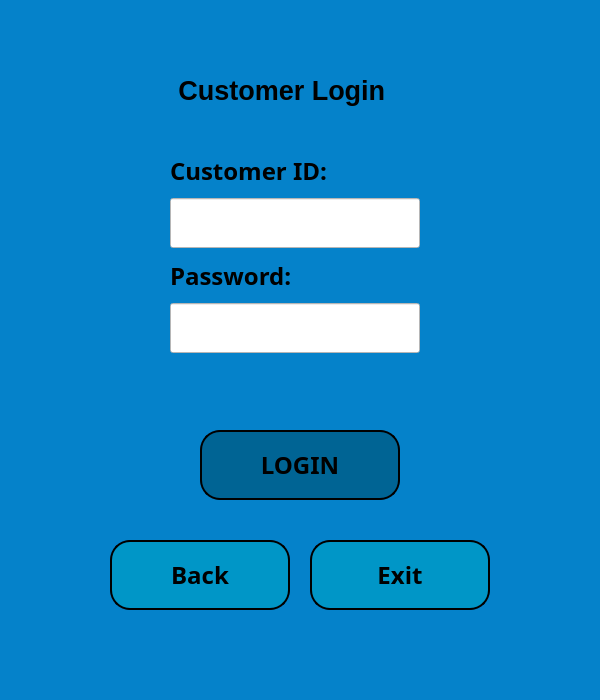
This is customer_login_window.ui in melikkekaya/BankingApp_SQL as Qt 5 draws it before an edit. The edited form follows.
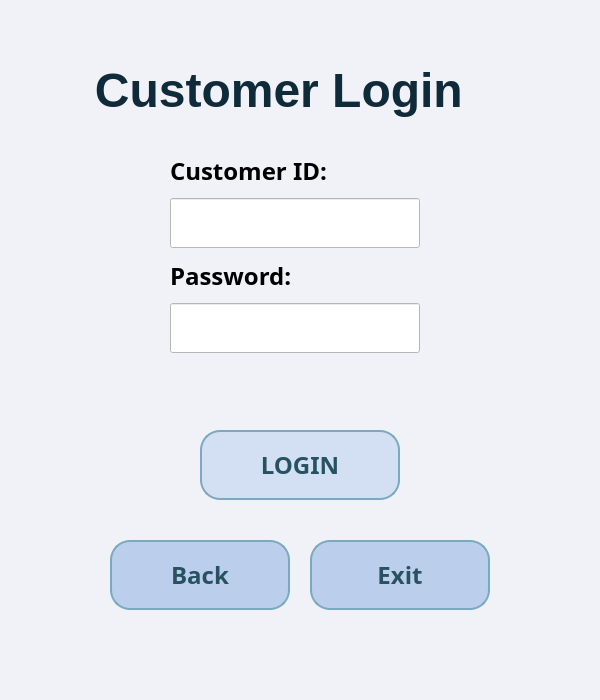
This is the edited form.

What changed in the file:
```diff
--- a/customer_login_window.ui
+++ b/customer_login_window.ui
@@ -26,7 +26,7 @@
    <string>Customer Login Window</string>
   </property>
   <property name="styleSheet">
-   <string notr="true">background-color: rgb(5, 130, 202);</string>
+   <string notr="true">background-color: rgb(241, 242, 248);</string>
   </property>
   <widget class="QWidget" name="centralwidget">
    <widget class="QLabel" name="csloginwdw_lbl_heading">
@@ -40,12 +40,15 @@
     </property>
     <property name="font">
      <font>
-      <family>MS Shell Dlg 2</family>
-      <pointsize>20</pointsize>
+      <family>Arial</family>
+      <pointsize>36</pointsize>
       <weight>75</weight>
       <bold>true</bold>
      </font>
     </property>
+    <property name="styleSheet">
+     <string notr="true">color: rgb(15, 42, 57);</string>
+    </property>
     <property name="text">
      <string>Customer Login </string>
     </property>
@@ -84,12 +87,12 @@
     </property>
     <property name="styleSheet">
      <string notr="true">QPushButton{
-	background-color: rgb(0, 100, 148);
-
-border:2px solid rgb(0, 150, 199);
-border-radius:20px;
-border-color:black;
+color: rgb(39, 82, 97);
+background-color: rgb(211, 224, 243);
+border:2px solid rgb(123, 169, 191);
+border-radius:20px
 }
+
 QPushButton:hover {
      background-color: rgb(202, 240, 248);
      border:2px solid rgb(0, 150, 199);
@@ -129,21 +132,17 @@
      </font>
     </property>
     <property name="styleSheet">
-     <string notr="true">QPushButton {
-background-color: rgb(0, 150, 199);
-   border-color: rgb(66, 167, 255);
-   border-bottom-color: rgb(255, 255, 255);
-   border:2px solid rgb(202, 240, 248);
-   border-radius:20px;
-   border-color: black;
+     <string notr="true">QPushButton{
+color: rgb(39, 82, 97);
+background-color: rgb(187, 207, 237);
+border:2px solid rgb(123, 169, 191);
+border-radius:20px
 }
 
 QPushButton:hover {
-     background-color: rgb(202, 240, 248);
-     border:2px solid rgb(202, 240, 248);
-}
-    
-   </string>
+     background-color: rgb(225, 229, 241);
+     border:2px solid rgb(196, 218, 245);
+}</string>
     </property>
     <property name="text">
      <string>Back</string>
@@ -179,21 +178,17 @@
      </font>
     </property>
     <property name="styleSheet">
-     <string notr="true">QPushButton {
-background-color: rgb(0, 150, 199);
-   border-color: rgb(66, 167, 255);
-   border-bottom-color: rgb(255, 255, 255);
-   border:2px solid rgb(202, 240, 248);
-   border-radius:20px;
-   border-color: black;
+     <string notr="true">QPushButton{
+color: rgb(39, 82, 97);
+background-color: rgb(187, 207, 237);
+border:2px solid rgb(123, 169, 191);
+border-radius:20px
 }
 
 QPushButton:hover {
-     background-color: rgb(202, 240, 248);
-     border:2px solid rgb(202, 240, 248);
-}
-    
-   </string>
+     background-color: rgb(225, 229, 241);
+     border:2px solid rgb(196, 218, 245);
+}</string>
     </property>
     <property name="text">
      <string>Exit</string>
```
Left out of the diff: 6 changed lines with no effect on the pictures.
